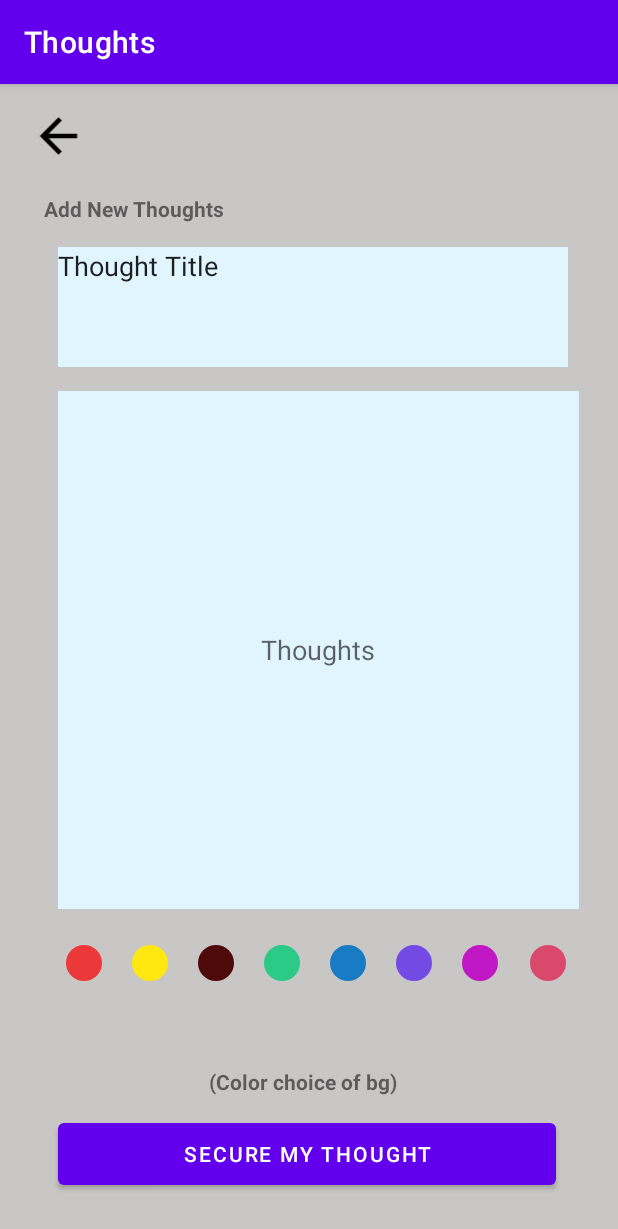
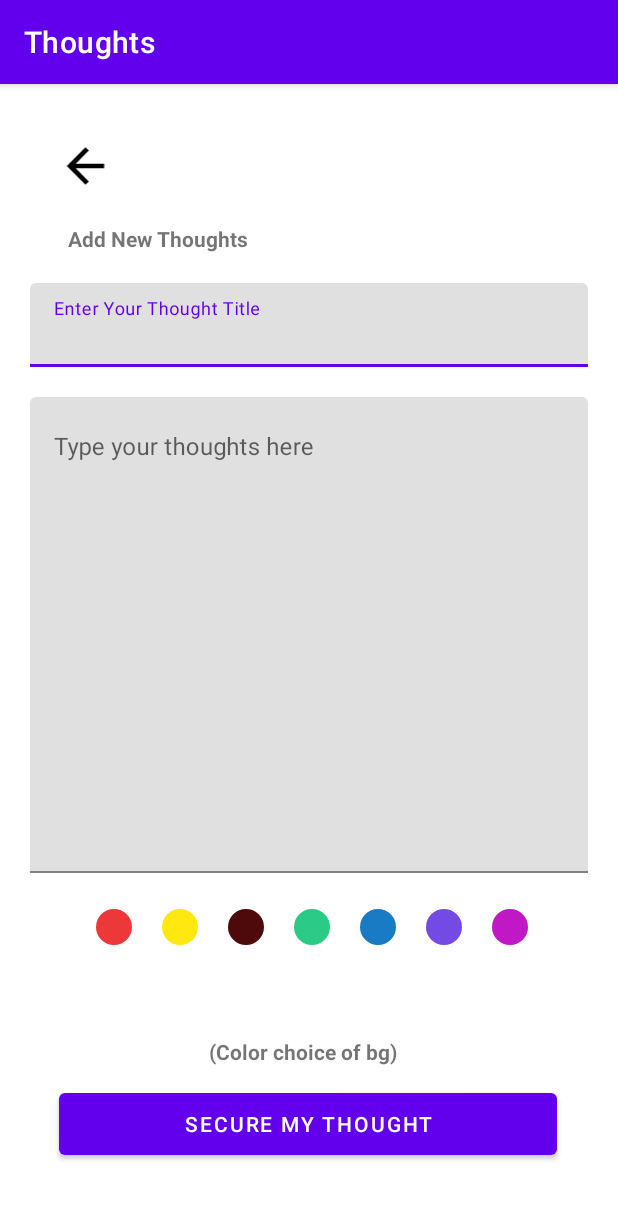
Before and after one commit to JaspalSingh1998/Thoughts, an Android app: the AddScreen screen opened directly, with no data from a screen before it, on a phone screen of 412 x 824 dp. Shown: the top 1229 px of the screen. Run offline under Robolectric (Android 15) with nearby library versions, the phone set to English and light mode, and no system bars; our stand-ins replace Firebase (no records; nobody signed in at launch, a user with empty details on screens opened directly).

Commit message:
Added Firebase to store thoughts and also fixed keyboard overlapping issues

```diff
--- a/app/build.gradle
+++ b/app/build.gradle
@@ -43,6 +43,7 @@ dependencies {
     implementation 'com.google.android.material:material:1.7.0'
     implementation 'androidx.constraintlayout:constraintlayout:2.1.4'
     implementation 'com.google.firebase:firebase-auth:21.1.0'
+    implementation 'com.google.firebase:firebase-database-ktx:20.1.0'
     testImplementation 'junit:junit:4.13.2'
     androidTestImplementation 'androidx.test.ext:junit:1.1.4'
     androidTestImplementation 'androidx.test.espresso:espresso-core:3.5.0'
--- a/app/src/main/AndroidManifest.xml
+++ b/app/src/main/AndroidManifest.xml
@@ -13,6 +13,7 @@
         android:theme="@style/Theme.Thoughts"
         tools:targetApi="31">
         <activity
+            android:windowSoftInputMode="adjustPan"
             android:name=".AddScreen"
             android:exported="false">
             <meta-data
--- a/app/src/main/java/com/example/thoughts/AddScreen.kt
+++ b/app/src/main/java/com/example/thoughts/AddScreen.kt
@@ -3,27 +3,60 @@ package com.example.thoughts
 import androidx.appcompat.app.AppCompatActivity
 import android.os.Bundle
 import android.content.Intent
+import android.util.Log
 import android.widget.Button
+import android.widget.EditText
 import android.widget.ImageView
+import android.widget.Toast
+import com.google.firebase.database.DatabaseReference
+import com.google.firebase.database.FirebaseDatabase
+import com.google.firebase.database.ktx.database
+import com.google.firebase.ktx.Firebase
 
 
 class AddScreen : AppCompatActivity() {
+
+    private lateinit var database: DatabaseReference
+
     override fun onCreate(savedInstanceState: Bundle?) {
         super.onCreate(savedInstanceState)
         setContentView(R.layout.activity_add_screen)
 
 
+        val imageView1 = findViewById<ImageView>(R.id.imageView)
+        var selectedColor = ""
+        val thoughtTitle = findViewById<EditText>(R.id.thoughtTitle)
+        val thoughtDescription = findViewById<EditText>(R.id.thoughtContent)
+        val saveThoughtButton = findViewById<Button>(R.id.button2)
+        val redBg = findViewById<ImageView>(R.id.redBg)
+        val blueBg = findViewById<ImageView>(R.id.blueBg)
+        val yellowBg = findViewById<ImageView>(R.id.yelloBg)
+        val brownBg = findViewById<ImageView>(R.id.browBg)
+        val tealBg = findViewById<ImageView>(R.id.tealBg)
+        val purpleBg = findViewById<ImageView>(R.id.purpleBg)
+        val pinkBg = findViewById<ImageView>(R.id.pinkBg)
 
-        val imageView1 = findViewById<ImageView>(R.id.imageView)
         imageView1.setOnClickListener {
             val intent2 = Intent(this, MainActivity::class.java)
             startActivity(intent2)
         }
 
+        saveThoughtButton.setOnClickListener {
+            database = Firebase.database.getReference("Thought")
+            val thought = Thought(thoughtTitle.text.toString(), thoughtDescription.text.toString(), selectedColor)
+            val thoughTitle = thoughtTitle.text.toString()
+            database.child(thoughTitle).setValue(thought).addOnSuccessListener {
+                Toast.makeText(this, "Thought secured successfully!", Toast.LENGTH_SHORT).show()
+                val intent = Intent(this, MainActivity::class.java)
+                startActivity(intent)
+            }.addOnFailureListener {
+                Toast.makeText(this, "Something went wrong!", Toast.LENGTH_SHORT).show()
+            }
+        }
 
-
-
-
+        redBg.setOnClickListener {
+            selectedColor = "#EC3838"
+        }
 
     }
 }
--- a/app/src/main/java/com/example/thoughts/MainActivity.kt
+++ b/app/src/main/java/com/example/thoughts/MainActivity.kt
@@ -31,11 +31,5 @@ class MainActivity : AppCompatActivity() {
              val intent1 = Intent(this, AddScreen::class.java)
              startActivity(intent1)
         }
-       // val buttonClick = findViewById<Button>(R.id.plus)
-        ///binding.plus.setOnClickListener{
-           // val intent1 = Intent(this, AddScreen::class.java)
-           // startActivity(intent1)
-          //  Log.d("Add", "hello")
-
     }
 }
--- /dev/null
+++ b/app/src/main/java/com/example/thoughts/Thought.kt
@@ -0,0 +1,4 @@
+package com.example.thoughts
+
+data class Thought(val title : String?, val content: String, val color: String) {
+}
--- a/app/src/main/res/layout/activity_add_screen.xml
+++ b/app/src/main/res/layout/activity_add_screen.xml
@@ -4,10 +4,9 @@
     xmlns:tools="http://schemas.android.com/tools"
     android:layout_width="match_parent"
     android:layout_height="match_parent"
+    android:padding="20dp"
     android:orientation="vertical"
-    android:background="#C9C6C6"
     tools:context=".AddScreen">
-
     <TextView
         android:id="@+id/textView2"
         android:layout_width="wrap_content"
@@ -20,6 +19,50 @@
         app:layout_constraintStart_toStartOf="parent"
         app:layout_constraintTop_toBottomOf="@+id/imageView" />
 
+
+    <com.google.android.material.textfield.TextInputLayout
+        android:id="@+id/titleLayout"
+        android:layout_width="match_parent"
+        android:layout_height="wrap_content"
+        android:layout_marginTop="20dp"
+        app:layout_constraintEnd_toEndOf="parent"
+        app:layout_constraintHorizontal_bias="0.535"
+        app:layout_constraintStart_toStartOf="parent"
+        app:layout_constraintTop_toBottomOf="@+id/textView2">
+
+        <com.google.android.material.textfield.TextInputEditText
+            android:id="@+id/thoughtTitle"
+            android:layout_width="match_parent"
+            android:layout_height="match_parent"
+            android:hint="Enter Your Thought Title"
+            android:inputType="text" />
+    </com.google.android.material.textfield.TextInputLayout>
+
+    <com.google.android.material.textfield.TextInputLayout
+        android:layout_marginTop="20dp"
+        android:id="@+id/contentLayout"
+        android:layout_width="match_parent"
+        android:layout_height="wrap_content"
+        app:layout_constraintEnd_toEndOf="parent"
+        app:layout_constraintHorizontal_bias="0.593"
+        app:layout_constraintStart_toStartOf="parent"
+        app:layout_constraintTop_toBottomOf="@+id/titleLayout"
+        >
+        <com.google.android.material.textfield.TextInputEditText
+            android:id="@+id/thoughtContent"
+            android:layout_width="match_parent"
+            android:layout_height="wrap_content"
+            android:inputType="textMultiLine"
+            android:lines="15"
+            android:gravity="top"
+            android:overScrollMode="always"
+            android:scrollbars="vertical"
+            android:scrollbarStyle="insideInset"
+            android:scrollHorizontally="false"
+            android:hint="Type your thoughts here"
+            />
+    </com.google.android.material.textfield.TextInputLayout>
+
     <ImageView
         android:id="@+id/imageView"
         android:layout_width="46dp"
@@ -30,22 +73,6 @@
         app:layout_constraintStart_toStartOf="parent"
         app:layout_constraintTop_toTopOf="parent"
         app:srcCompat="@drawable/ic_baseline_arrow_back_24" />
-
-
-    <EditText
-        android:id="@+id/editTextTextMultiLine"
-        android:layout_width="347dp"
-        android:layout_height="345dp"
-        android:layout_marginTop="16dp"
-        android:background="#E1F5FE"
-        android:ems="10"
-        android:gravity="center"
-        android:hint="@string/app_name"
-        android:inputType="textMultiLine"
-        app:layout_constraintEnd_toEndOf="parent"
-        app:layout_constraintHorizontal_bias="0.593"
-        app:layout_constraintStart_toStartOf="parent"
-        app:layout_constraintTop_toBottomOf="@+id/editTextTextMultiLine2" />
 
     <Button
         android:id="@+id/button2"
@@ -70,100 +97,75 @@
         app:layout_constraintStart_toStartOf="parent" />
 
     <ImageView
-        android:id="@+id/imageView3"
+        android:id="@+id/redBg"
         android:layout_width="wrap_content"
         android:layout_height="wrap_content"
         android:layout_marginStart="44dp"
         android:layout_marginTop="24dp"
         app:layout_constraintStart_toStartOf="parent"
-        app:layout_constraintTop_toBottomOf="@+id/editTextTextMultiLine"
+        app:layout_constraintTop_toBottomOf="@+id/contentLayout"
         app:srcCompat="@drawable/ellipse_2" />
 
     <ImageView
-        android:id="@+id/imageView4"
+        android:id="@+id/yelloBg"
         android:layout_width="wrap_content"
         android:layout_height="wrap_content"
         android:layout_marginStart="20dp"
         android:layout_marginTop="24dp"
-        app:layout_constraintStart_toEndOf="@+id/imageView3"
-        app:layout_constraintTop_toBottomOf="@+id/editTextTextMultiLine"
+        app:layout_constraintStart_toEndOf="@+id/redBg"
+        app:layout_constraintTop_toBottomOf="@+id/contentLayout"
         app:srcCompat="@drawable/ellipse_3" />
 
     <ImageView
-        android:id="@+id/imageView5"
+        android:id="@+id/browBg"
         android:layout_width="wrap_content"
         android:layout_height="wrap_content"
         android:layout_marginStart="20dp"
         android:layout_marginTop="24dp"
-        app:layout_constraintStart_toEndOf="@+id/imageView4"
-        app:layout_constraintTop_toBottomOf="@+id/editTextTextMultiLine"
+        app:layout_constraintStart_toEndOf="@+id/yelloBg"
+        app:layout_constraintTop_toBottomOf="@+id/contentLayout"
         app:srcCompat="@drawable/ellipse_4" />
 
     <ImageView
-        android:id="@+id/imageView6"
+        android:id="@+id/tealBg"
         android:layout_width="wrap_content"
         android:layout_height="wrap_content"
         android:layout_marginStart="20dp"
         android:layout_marginTop="24dp"
-        app:layout_constraintStart_toEndOf="@+id/imageView5"
-        app:layout_constraintTop_toBottomOf="@+id/editTextTextMultiLine"
+        app:layout_constraintStart_toEndOf="@+id/browBg"
+        app:layout_constraintTop_toBottomOf="@+id/contentLayout"
         app:srcCompat="@drawable/ellipse_5" />
 
     <ImageView
-        android:id="@+id/imageView7"
+        android:id="@+id/blueBg"
         android:layout_width="wrap_content"
         android:layout_height="wrap_content"
         android:layout_marginStart="20dp"
         android:layout_marginTop="24dp"
-        app:layout_constraintStart_toEndOf="@+id/imageView6"
-        app:layout_constraintTop_toBottomOf="@+id/editTextTextMultiLine"
+        app:layout_constraintStart_toEndOf="@+id/tealBg"
+        app:layout_constraintTop_toBottomOf="@+id/contentLayout"
         app:srcCompat="@drawable/ellipse_6" />
 
     <ImageView
-        android:id="@+id/imageView8"
+        android:id="@+id/purpleBg"
         android:layout_width="wrap_content"
         android:layout_height="wrap_content"
         android:layout_marginStart="20dp"
         android:layout_marginTop="24dp"
-        app:layout_constraintStart_toEndOf="@+id/imageView7"
-        app:layout_constraintTop_toBottomOf="@+id/editTextTextMultiLine"
+        app:layout_constraintStart_toEndOf="@+id/blueBg"
+        app:layout_constraintTop_toBottomOf="@+id/contentLayout"
         app:srcCompat="@drawable/ellipse_7" />
 
     <ImageView
-        android:id="@+id/imageView9"
+        android:id="@+id/pinkBg"
         android:layout_width="wrap_content"
         android:layout_height="wrap_content"
         android:layout_marginStart="20dp"
         android:layout_marginTop="24dp"
-        app:layout_constraintStart_toEndOf="@+id/imageView8"
-        app:layout_constraintTop_toBottomOf="@+id/editTextTextMultiLine"
+        app:layout_constraintStart_toEndOf="@+id/purpleBg"
+        app:layout_constraintTop_toBottomOf="@+id/contentLayout"
         app:srcCompat="@drawable/ellipse_8" />
 
-    <ImageView
-        android:id="@+id/imageView10"
-        android:layout_width="wrap_content"
-        android:layout_height="wrap_content"
-        android:layout_marginStart="20dp"
-        android:layout_marginTop="24dp"
-        app:layout_constraintEnd_toEndOf="parent"
-        app:layout_constraintHorizontal_bias="0.029"
-        app:layout_constraintStart_toEndOf="@+id/imageView9"
-        app:layout_constraintTop_toBottomOf="@+id/editTextTextMultiLine"
-        app:srcCompat="@drawable/ellipse_9" />
 
-    <EditText
-        android:id="@+id/editTextTextMultiLine2"
-        android:layout_width="340dp"
-        android:layout_height="80dp"
-        android:layout_marginTop="16dp"
-        android:ems="10"
-        android:gravity="start|top"
-        android:inputType="textMultiLine"
-        android:background="#E1F5FE"
-        android:text="Thought Title"
-        app:layout_constraintEnd_toEndOf="parent"
-        app:layout_constraintHorizontal_bias="0.535"
-        app:layout_constraintStart_toStartOf="parent"
-        app:layout_constraintTop_toBottomOf="@+id/textView2" />
 
 </androidx.constraintlayout.widget.ConstraintLayout>
--- a/app/src/main/res/layout/activity_sign_in.xml
+++ b/app/src/main/res/layout/activity_sign_in.xml
@@ -59,7 +59,7 @@
 
     <androidx.appcompat.widget.AppCompatButton
         android:id="@+id/button"
-        android:layout_width="350dp"
+        android:layout_width="376dp"
         android:layout_height="wrap_content"
         android:layout_marginHorizontal="16dp"
         android:layout_marginTop="40dp"
```
